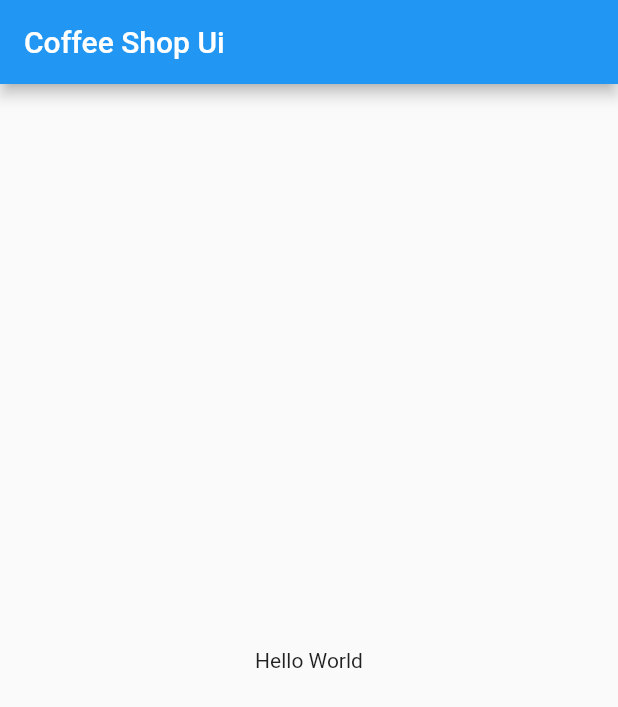
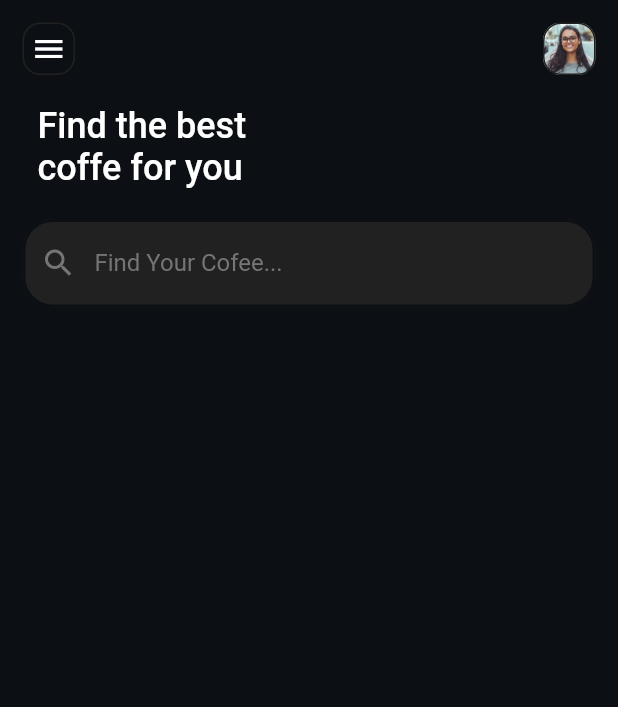
Before and after one commit to ruvima/coffee_shop_ui, a Flutter app: the screen it shows after launch, on a phone screen of 412 x 824 dp. Shown: the top 707 px of the screen. Run offline on Flutter 3.47's test engine with Material 2 defaults, Android fonts, the phone set to English and light mode, and no system bars.

Commit message:
routes, reusable small button, text and textfield

```diff
--- a/lib/main.dart
+++ b/lib/main.dart
@@ -1,3 +1,6 @@
+import 'package:coffee_shop_ui/routes/route.dart';
+import 'package:coffee_shop_ui/screen/details_screen.dart';
+import 'package:coffee_shop_ui/screen/home_screen.dart';
 import 'package:flutter/material.dart';
 
 void main() => runApp(const MyApp());
@@ -8,15 +11,13 @@ class MyApp extends StatelessWidget {
   @override
   Widget build(BuildContext context) {
     return MaterialApp(
-      title: 'Coffee Shop Ui',
-      home: Scaffold(
-        appBar: AppBar(
-          title: const Text('Coffee Shop Ui'),
-        ),
-        body: const Center(
-          child: Text('Hello World'),
-        ),
-      ),
-    );
+        debugShowCheckedModeBanner: false,
+        title: 'Coffee Shop Ui',
+        theme: ThemeData.dark(),
+        initialRoute: Routes.homeScreen,
+        routes: {
+          Routes.homeScreen: (_) => const HomeScreen(),
+          Routes.detailsScreen: (_) => const DetailsScreen(),
+        });
   }
 }
--- /dev/null
+++ b/lib/routes/route.dart
@@ -0,0 +1,4 @@
+abstract class Routes {
+  static const String homeScreen = 'home_screen';
+  static const String detailsScreen = 'details_screen';
+}
--- /dev/null
+++ b/lib/screen/details_screen.dart
@@ -0,0 +1,22 @@
+import 'package:flutter/material.dart';
+
+class DetailsScreen extends StatelessWidget {
+  const DetailsScreen({Key? key}) : super(key: key);
+
+  @override
+  Widget build(BuildContext context) {
+    return Scaffold(
+      appBar: AppBar(
+        title: const Text('Details Screen'),
+      ),
+      body: Center(
+        child: TextButton(
+          onPressed: () {
+            Navigator.pop(context);
+          },
+          child: const Text('Regresar'),
+        ),
+      ),
+    );
+  }
+}
--- /dev/null
+++ b/lib/screen/home_screen.dart
@@ -0,0 +1,60 @@
+import 'package:coffee_shop_ui/widgets/small_button.dart';
+import 'package:flutter/material.dart';
+
+class HomeScreen extends StatelessWidget {
+  const HomeScreen({Key? key}) : super(key: key);
+
+  @override
+  Widget build(BuildContext context) {
+    return Scaffold(
+      backgroundColor: const Color(0xFF0C0F14),
+      body: SafeArea(
+        child: Padding(
+          padding: const EdgeInsets.symmetric(horizontal: 15, vertical: 15),
+          child: Column(
+            crossAxisAlignment: CrossAxisAlignment.start,
+            children: [
+              Row(
+                mainAxisAlignment: MainAxisAlignment.spaceBetween,
+                children: const [
+                  SmallButton(
+                    icon: Icon(Icons.menu),
+                  ),
+                  SmallButton(
+                    decorationImage: DecorationImage(
+                      image: AssetImage('assets/person.jpg'),
+                      fit: BoxFit.cover,
+                    ),
+                  ),
+                ],
+              ),
+              const Padding(
+                padding: EdgeInsets.only(top: 20, left: 10, bottom: 20),
+                child: Text(
+                  'Find the best\ncoffe for you',
+                  style: TextStyle(fontSize: 24, fontWeight: FontWeight.w500),
+                ),
+              ),
+              TextField(
+                decoration: InputDecoration(
+                  filled: true,
+                  fillColor: Colors.grey.shade900,
+                  enabledBorder: const OutlineInputBorder(
+                    borderRadius: BorderRadius.all(Radius.circular(20)),
+                    borderSide: BorderSide(color: Color(0xFF0C0F14), width: 2),
+                  ),
+                  labelText: 'Find Your Cofee...',
+                  labelStyle: TextStyle(color: Colors.grey.shade600),
+                  prefixIcon: Icon(
+                    Icons.search,
+                    color: Colors.grey.shade600,
+                  ),
+                ),
+              )
+            ],
+          ),
+        ),
+      ),
+    );
+  }
+}
--- /dev/null
+++ b/lib/widgets/small_button.dart
@@ -0,0 +1,33 @@
+import 'package:flutter/material.dart';
+
+class SmallButton extends StatelessWidget {
+  const SmallButton({
+    Key? key,
+    this.icon,
+    this.decorationImage,
+  }) : super(key: key);
+
+  final Icon? icon;
+  final DecorationImage? decorationImage;
+
+  @override
+  Widget build(BuildContext context) {
+    return InkWell(
+      borderRadius: BorderRadius.circular(12),
+      onTap: () {},
+      child: Ink(
+        width: 35,
+        height: 35,
+        decoration: BoxDecoration(
+          image: decorationImage,
+          borderRadius: BorderRadius.circular(12),
+          border: Border.all(
+            width: 1,
+            color: Colors.grey.shade900,
+          ),
+        ),
+        child: icon,
+      ),
+    );
+  }
+}
```
Also changed, not shown: assets/coffee_1.jpg (added), assets/coffee_2.jpg (added), assets/person.jpg (added).
